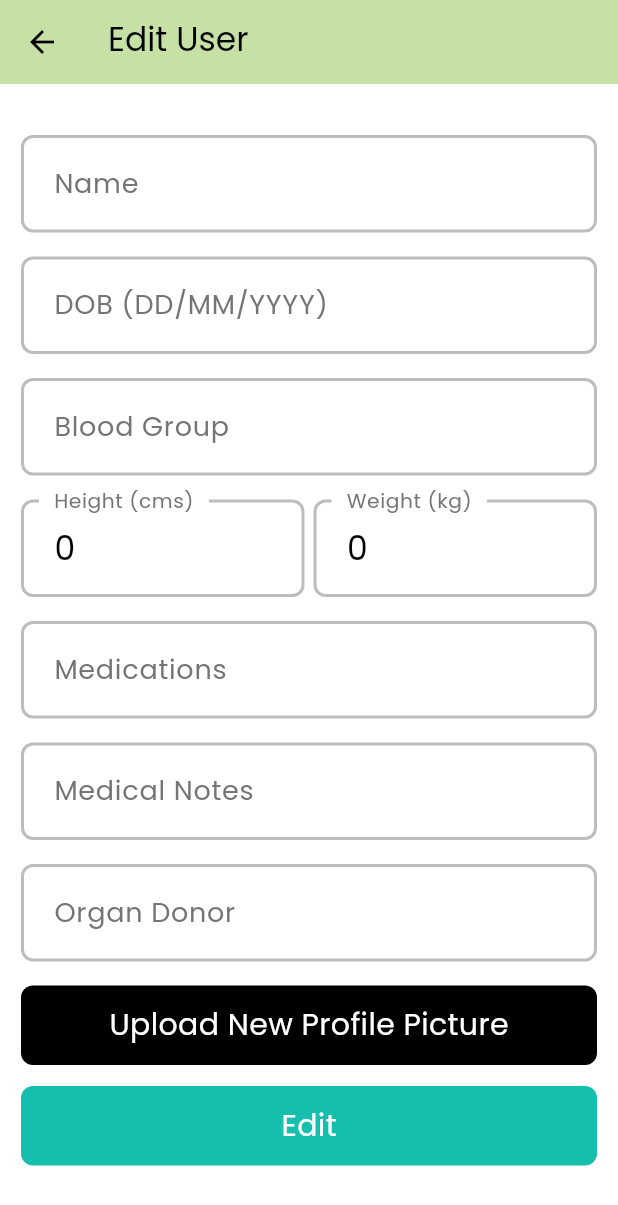
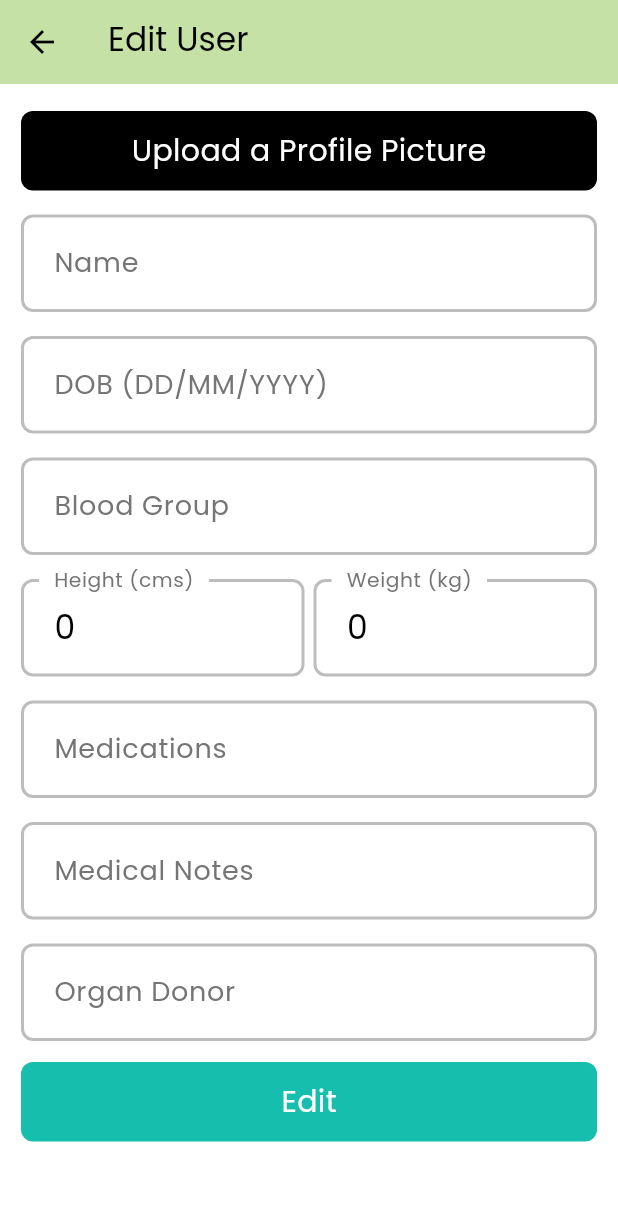
Before and after one commit to Pragades-Rajagopal/pillie, a Flutter app: the EditUser screen opened directly with empty values, on a phone screen of 412 x 824 dp. Shown: the top 1205 px of the screen. Run offline on Flutter 3.47's test engine with Material 3 defaults, Android fonts, the phone set to English and light mode, and no system bars; our stand-ins replace adaptive_theme, google_fonts, image_picker, supabase_flutter; accounts and stored records are empty; network calls fail; statements that could not run were skipped.

Commit message:
edit user profile pic avatar changes

```diff
--- a/lib/app/user_inventory/screens/edit_user.dart
+++ b/lib/app/user_inventory/screens/edit_user.dart
@@ -1,4 +1,5 @@
 import 'dart:io';
+import 'package:flutter/cupertino.dart';
 import 'package:flutter/material.dart';
 import 'package:flutter/services.dart';
 import 'package:image_picker/image_picker.dart';
@@ -150,14 +151,61 @@ class _EditUserState extends State<EditUser> {
                 child: Column(
                   mainAxisAlignment: MainAxisAlignment.center,
                   children: [
-                    if (widget.userInfo.img != null &&
-                        widget.userInfo.img!.isNotEmpty) ...{
-                      CircleAvatar(
-                        radius: 160,
-                        backgroundImage: NetworkImage('${widget.userInfo.img}'),
+                    if (widget.userInfo.img == null ||
+                        widget.userInfo.img!.isEmpty) ...{
+                      if (_imgFile != null) ...{
+                        CircleAvatar(
+                          radius: 120,
+                          backgroundImage: FileImage(_imgFile!),
+                        ),
+                        const SizedBox(height: 16),
+                      },
+                      AppTextButton(
+                        buttonText: 'Upload a Profile Picture',
+                        onTap: pickImage,
+                        buttonColor: Theme.of(context).colorScheme.primary,
                       ),
+                      const SizedBox(height: 16),
+                    } else ...{
+                      Stack(
+                        children: [
+                          if (_imgFile != null) ...{
+                            CircleAvatar(
+                              radius: 120,
+                              backgroundImage: FileImage(_imgFile!),
+                            ),
+                          } else if (widget.userInfo.img != null &&
+                              widget.userInfo.img!.isNotEmpty) ...{
+                            CircleAvatar(
+                              radius: 120,
+                              backgroundImage:
+                                  NetworkImage('${widget.userInfo.img}'),
+                            ),
+                          },
+                          Positioned(
+                            bottom: 20,
+                            right: 20,
+                            child: Container(
+                              height: 30,
+                              width: 30,
+                              decoration: BoxDecoration(
+                                  color: Theme.of(context).colorScheme.primary,
+                                  borderRadius: BorderRadius.circular(30)),
+                              child: IconButton(
+                                icon: Icon(CupertinoIcons.pencil_circle_fill,
+                                    color:
+                                        Theme.of(context).colorScheme.surface),
+                                onPressed: pickImage,
+                                iconSize: 28,
+                                padding: const EdgeInsets.all(0),
+                                constraints: const BoxConstraints(),
+                              ),
+                            ),
+                          ),
+                        ],
+                      ),
+                      const SizedBox(height: 16),
                     },
-                    const SizedBox(height: 16),
                     AppTextFormField(
                       labelText: 'Name',
                       textController: _nameController,
@@ -232,30 +280,24 @@ class _EditUserState extends State<EditUser> {
                       labelText: 'Organ Donor',
                       textController: _organDonorController,
                     ),
-                    const SizedBox(height: 16),
-                    AppTextButton(
-                      buttonText: 'Upload New Profile Picture',
-                      onTap: pickImage,
-                      buttonColor: Theme.of(context).colorScheme.primary,
-                    ),
-                    if (_imgFile != null) ...{
-                      const SizedBox(height: 16),
-                      Row(
-                        mainAxisAlignment: MainAxisAlignment.spaceBetween,
-                        children: [
-                          Text(
-                            'Image Preview',
-                            style: TextStyle(
-                              color: Theme.of(context).colorScheme.secondary,
-                            ),
-                          ),
-                          CircleAvatar(
-                            backgroundImage: FileImage(_imgFile!),
-                            radius: 30.0,
-                          ),
-                        ],
-                      ),
-                    },
+                    // if (_imgFile != null) ...{
+                    //   const SizedBox(height: 16),
+                    //   Row(
+                    //     mainAxisAlignment: MainAxisAlignment.spaceBetween,
+                    //     children: [
+                    //       Text(
+                    //         'Image Preview',
+                    //         style: TextStyle(
+                    //           color: Theme.of(context).colorScheme.secondary,
+                    //         ),
+                    //       ),
+                    //       CircleAvatar(
+                    //         backgroundImage: FileImage(_imgFile!),
+                    //         radius: 30.0,
+                    //       ),
+                    //     ],
+                    //   ),
+                    // },
                     const SizedBox(height: 14),
                     AppTextButton(buttonText: 'Edit', onTap: editUser),
                     const SizedBox(height: 24),
```
